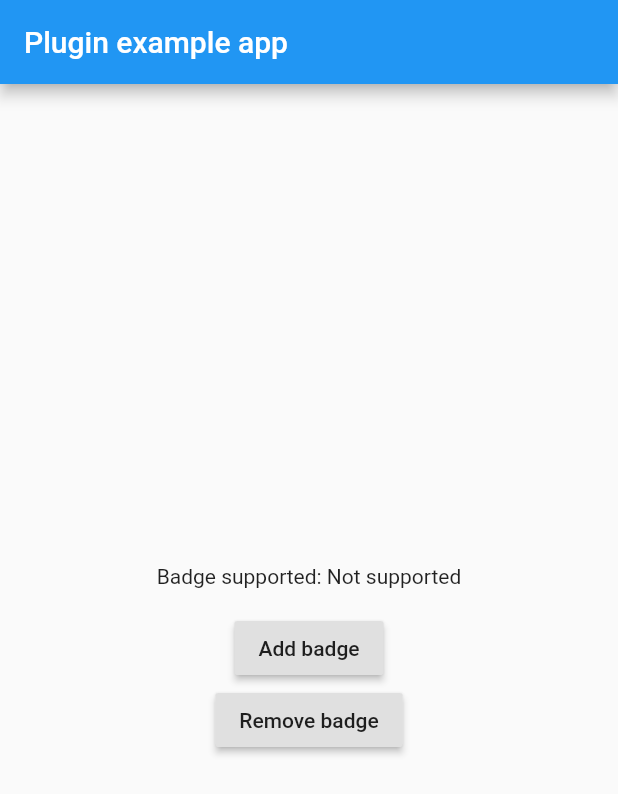
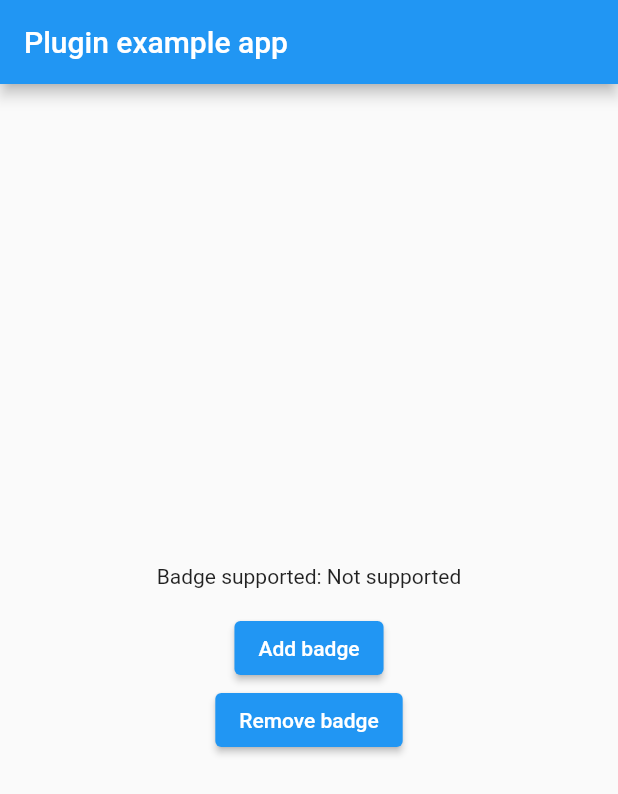
Before and after one commit to g123k/flutter_app_badger, a Flutter app: the screen it shows after launch, on a phone screen of 412 x 824 dp. Shown: the top 794 px of the screen. Run offline on Flutter 3.47's test engine with Material 2 defaults, Android fonts, the phone set to English and light mode, and no system bars.

Commit message:
refectoring example

```diff
--- a/example/lib/main.dart
+++ b/example/lib/main.dart
@@ -2,11 +2,11 @@ import 'package:flutter/material.dart';
 import 'package:flutter/services.dart';
 import 'package:flutter_app_badger/flutter_app_badger.dart';
 
-void main() => runApp(new MyApp());
+void main() => runApp(MyApp());
 
 class MyApp extends StatefulWidget {
   @override
-  _MyAppState createState() => new _MyAppState();
+  _MyAppState createState() => _MyAppState();
 }
 
 class _MyAppState extends State<MyApp> {
@@ -43,25 +43,25 @@ class _MyAppState extends State<MyApp> {
 
   @override
   Widget build(BuildContext context) {
-    return new MaterialApp(
-      home: new Scaffold(
-        appBar: new AppBar(
-          title: new Text('Plugin example app'),
+    return MaterialApp(
+      home: Scaffold(
+        appBar: AppBar(
+          title: Text('Plugin example app'),
         ),
-        body: new SizedBox.expand(
-          child: new Column(
+        body: SizedBox.expand(
+          child: Column(
             mainAxisAlignment: MainAxisAlignment.center,
             crossAxisAlignment: CrossAxisAlignment.center,
             children: <Widget>[
-              new Text('Badge supported: $_appBadgeSupported\n'),
-              new RaisedButton(
-                child: new Text('Add badge'),
+              Text('Badge supported: $_appBadgeSupported\n'),
+              ElevatedButton(
+                child: Text('Add badge'),
                 onPressed: () {
                   _addBadge();
                 },
               ),
-              new RaisedButton(
-                  child: new Text('Remove badge'),
+              ElevatedButton(
+                  child: Text('Remove badge'),
                   onPressed: () {
                     _removeBadge();
                   }),
```
